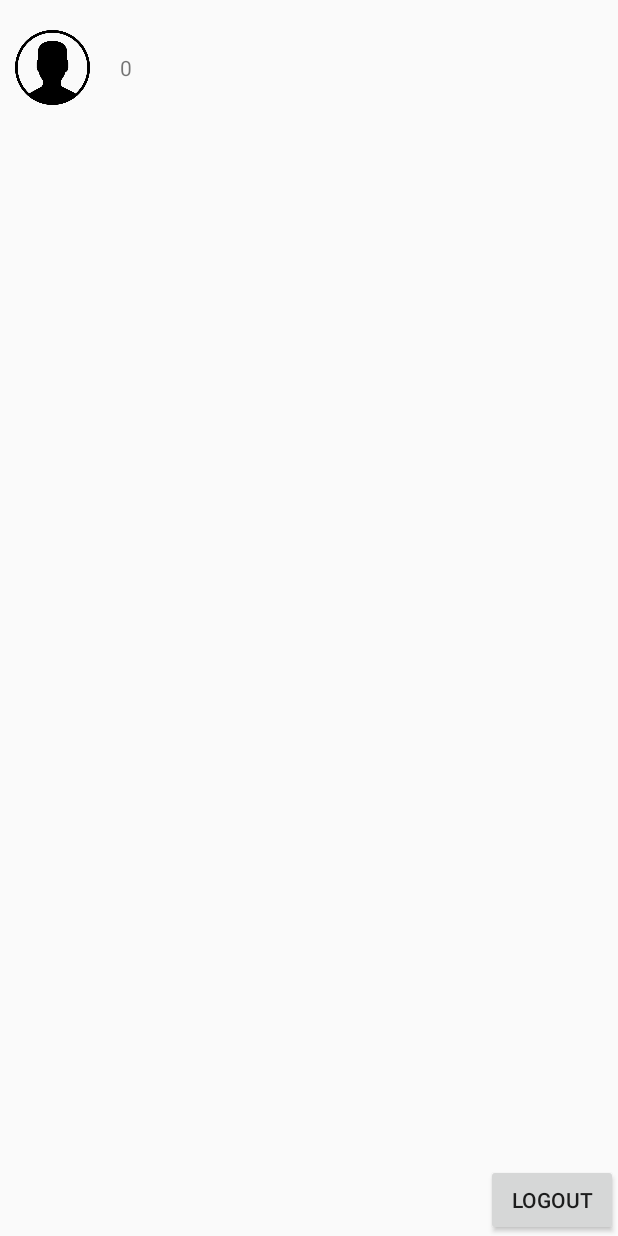
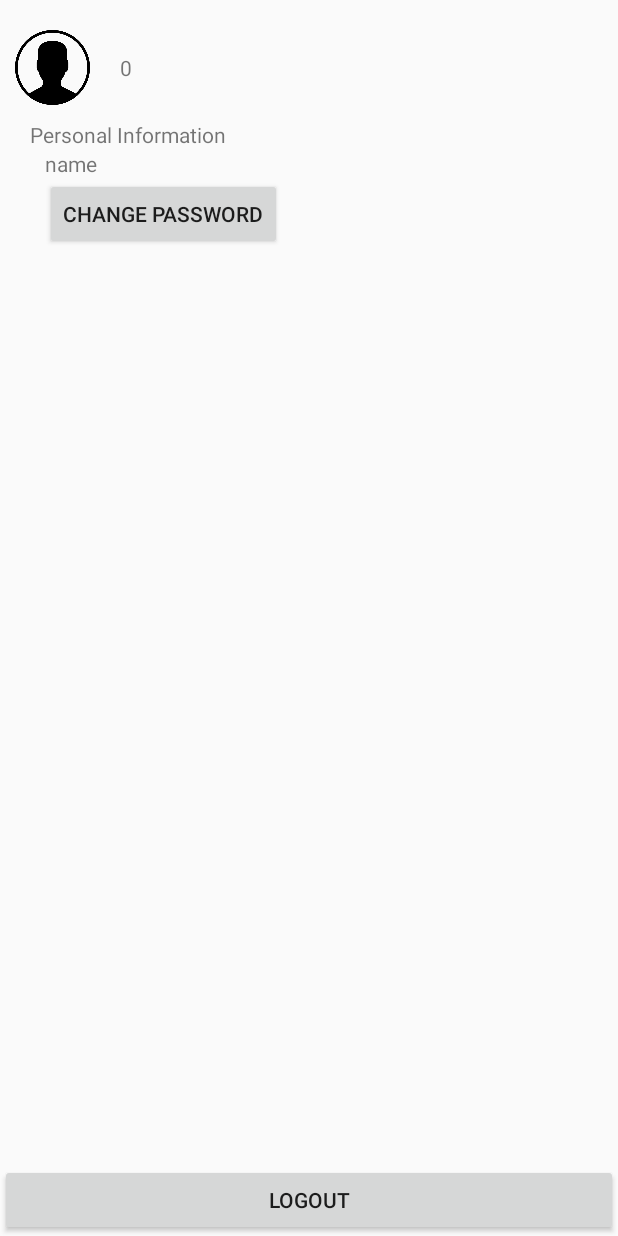
Before and after one commit to skkuse02/2019fall_41class_team6, an Android app: the MypageActivity screen opened directly, with no data from a screen before it, on a phone screen of 412 x 824 dp. Run offline under Robolectric (Android 15) with nearby library versions, the phone set to English and light mode, and no system bars; libraries missing offline, so code that uses them is left out: com.facebook, com.facebook.login.

Commit message:
Update Mypage xml

```diff
--- a/2019fall_41class_team6-front_android/app/src/main/res/layout/activity_mypage.xml
+++ b/2019fall_41class_team6-front_android/app/src/main/res/layout/activity_mypage.xml
@@ -27,9 +27,37 @@
         app:layout_constraintTop_toTopOf="@+id/profile"
         app:layout_constraintBottom_toBottomOf="@+id/profile"/>
 
+    <TextView
+        android:id="@+id/info"
+        android:layout_width="wrap_content"
+        android:layout_height="wrap_content"
+        app:layout_constraintTop_toBottomOf="@+id/profile"
+        app:layout_constraintStart_toStartOf="parent"
+        android:text="Personal Information"
+        android:layout_marginLeft="20dp"
+        android:layout_marginTop="10dp" />
+
+    <TextView
+        android:id="@+id/name"
+        android:layout_width="wrap_content"
+        android:layout_height="wrap_content"
+        app:layout_constraintTop_toBottomOf="@+id/info"
+        app:layout_constraintStart_toStartOf="parent"
+        android:layout_marginLeft="30dp"
+        android:text="name"/>
+
+    <Button
+        android:id="@+id/changePW"
+        android:layout_width="wrap_content"
+        android:layout_height="wrap_content"
+        app:layout_constraintTop_toBottomOf="@+id/name"
+        app:layout_constraintStart_toStartOf="parent"
+        android:layout_marginLeft="30dp"
+        android:text="Change Password"/>
+
     <Button
         android:id="@+id/logout"
-        android:layout_width="wrap_content"
+        android:layout_width="match_parent"
         android:layout_height="wrap_content"
         android:text="Logout"
         app:layout_constraintBottom_toBottomOf="parent"
```
